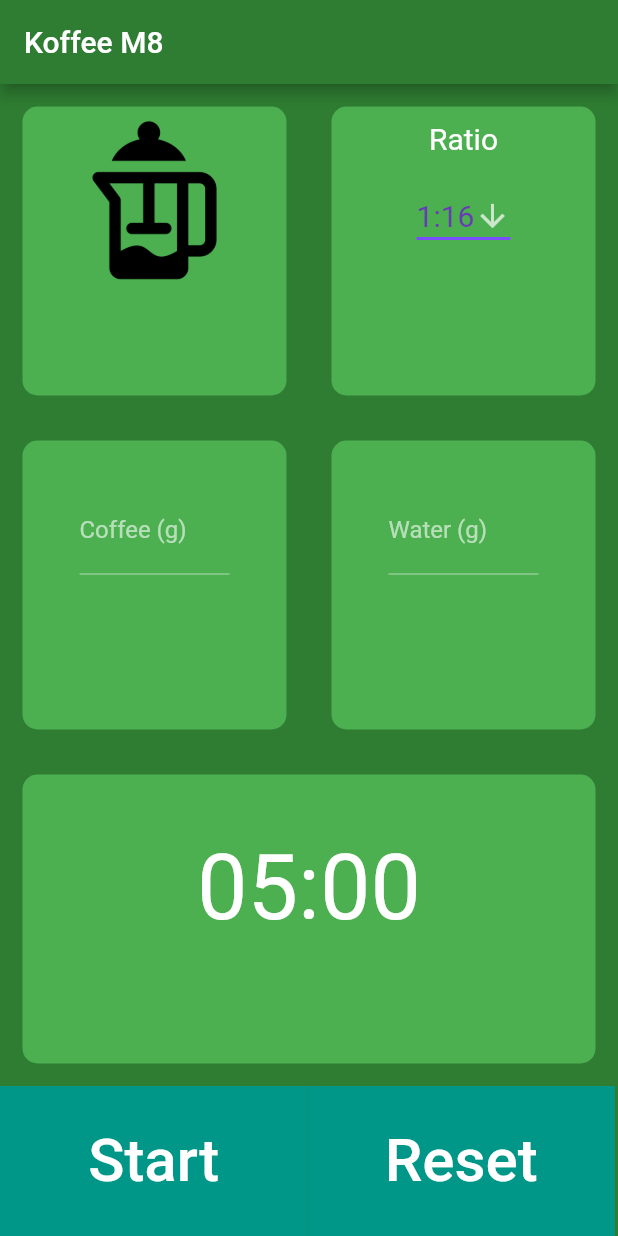
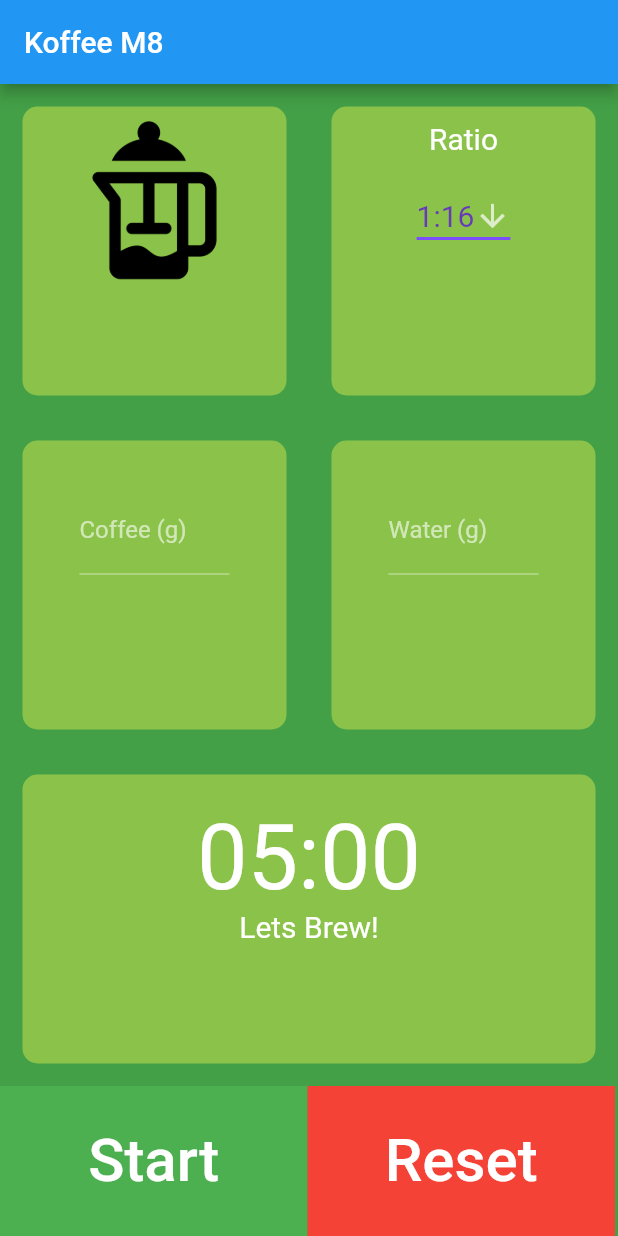
Before and after one commit to jlcamacho-dev/koffeem8, a Flutter app: the screen it shows after launch, on a phone screen of 412 x 824 dp. Run offline on Flutter 3.47's test engine with Material 2 defaults, Android fonts, the phone set to English and light mode, and no system bars.

Commit message:
added more features and refined some for demo

```diff
--- a/koffeem8_app/lib/InputPage.dart
+++ b/koffeem8_app/lib/InputPage.dart
@@ -13,10 +13,14 @@ class _InputPageState extends State<InputPage> {
   String _sState = 'Start';
   double _gCoffee;
   double _gWater;
+  int tCounter = 0;
   var _ratio = 16.0;
   var _txtCoffee = TextEditingController();
   var _txtWater = TextEditingController();
   var _txtTimer = TextEditingController();
+
+  // variable to walk through the brewing process
+  var tempStr = 'Lets Brew!';
 
   // control for image
   int _bNum = 1;
@@ -38,9 +42,11 @@ class _InputPageState extends State<InputPage> {
           if (_start < 1 || status == 'Stop') {
             timer.cancel();
             _bState = 'Start';
-            _start = 120;
+            _start = 300;
           } else {
             _start = _start - 1;
+            tCounter += 1;
+            tempStr = brewGuide(tCounter, _bNum, _gCoffee, _gWater);
           }
         },
       ),
@@ -67,13 +73,15 @@ class _InputPageState extends State<InputPage> {
                           onTap: () {
                             setState(() {
                               _bNum += 1;
-                              if (_bNum == 3) {
+                              if (_bNum == 4) {
                                 _bNum = 1;
                               }
                               dropdownValue =
                                   _bNum == 1 ? '1:15' : dropdownValue;
                               dropdownValue =
                                   _bNum == 2 ? '1:17' : dropdownValue;
+                              dropdownValue =
+                                  _bNum == 3 ? '1:16' : dropdownValue;
                             });
                           },
                           child: Center(
@@ -224,7 +232,7 @@ class _InputPageState extends State<InputPage> {
                     cardChild: Column(
                       children: <Widget>[
                         SizedBox(
-                          height: 40.0,
+                          height: 20.0,
                         ),
                         Container(
                           child: Align(
@@ -239,7 +247,11 @@ class _InputPageState extends State<InputPage> {
                           ),
                         ),
                         SizedBox(
-                          height: 20.0,
+                          height: 40.0,
+                          child: Text(
+                            '$tempStr',
+                            style: TextStyle(fontSize: 20),
+                          ),
                         ),
                       ],
                     ),
@@ -251,7 +263,7 @@ class _InputPageState extends State<InputPage> {
           Row(
             children: <Widget>[
               Container(
-                color: Colors.teal,
+                color: Colors.green,
                 width: 205.0,
                 height: 100.0,
                 child: FlatButton(
@@ -271,7 +283,7 @@ class _InputPageState extends State<InputPage> {
                         style: TextStyle(fontSize: 40.0, color: Colors.white))),
               ),
               Container(
-                color: Colors.teal,
+                color: Colors.red,
                 width: 205.0,
                 height: 100.0,
                 child: FlatButton(
@@ -280,6 +292,8 @@ class _InputPageState extends State<InputPage> {
                         _timer.cancel();
                         _start = 300;
                         _bState = 'Start';
+                        tCounter = 0;
+                        tempStr = 'Lets Brew!';
                       });
                     },
                     child: Text('Reset',
@@ -305,7 +319,7 @@ class ReusableCard extends StatelessWidget {
       child: cardChild,
       margin: EdgeInsets.all(15.0),
       decoration: BoxDecoration(
-        color: Colors.green[500],
+        color: Colors.lightGreen,
         borderRadius: BorderRadius.circular(10.0),
       ),
     );
@@ -342,6 +356,22 @@ double strToNum(String sVal) {
   return nRatio;
 }
 
+String brewGuide(int tElapsed, int method, [double _gco = 0, double _gwa = 0]) {
+  double _ib = 2 * _gco;
+  double _rm = _gwa - _ib;
+  if (method == 1) {
+    if (tElapsed <= 30) {
+      return 'Bloom - Pour $_ib g of water';
+    } else if (tElapsed <= 60) {
+      return 'Pour reaminin water - $_rm g';
+    } else if (tElapsed <= 270) {
+      return 'Let it steep!';
+    } else if (tElapsed <= 300) {
+      return 'Plunge and Enjoy!';
+    }
+  }
+}
+
 //Container(
 //color: Colors.teal,
 //margin: EdgeInsets.only(top: 10.0),
--- a/koffeem8_app/lib/main.dart
+++ b/koffeem8_app/lib/main.dart
@@ -8,8 +8,8 @@ class KoffeeCalc extends StatelessWidget {
   Widget build(BuildContext context) {
     return MaterialApp(
       theme: ThemeData.dark().copyWith(
-        primaryColor: Colors.green[800],
-        scaffoldBackgroundColor: Colors.green[800],
+        primaryColor: Colors.blue,
+        scaffoldBackgroundColor: Colors.green[600],
       ),
       home: InputPage(),
     );
```
Also changed, not shown: 3 other files.
